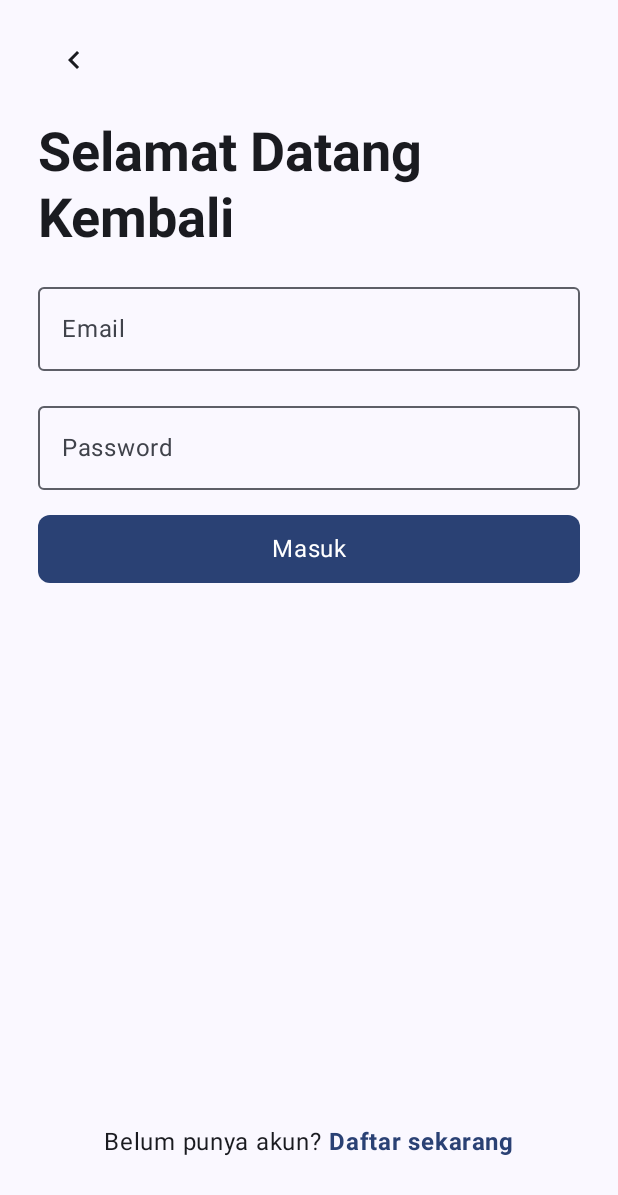
After one commit to Bangkit-Capstone-C23-PS455-Team/scantion-compose, an Android app built with Jetpack Compose: the composable Login shown on its own in the app's theme, on a phone screen of 412 x 824 dp. The commit adds this screen. Shown: the top 1195 px of the screen. Run offline under Robolectric (Android 15) with nearby library versions, the phone set to English and light mode, and no system bars; our stand-ins replace Dagger/Hilt's generated code, accompanist.

Commit message:
add log reg ui

```diff
--- /dev/null
+++ b/app/src/main/java/com/whyaji/scantion/screen/Login.kt
@@ -0,0 +1,139 @@
+package com.whyaji.scantion.screen
+
+import androidx.compose.foundation.clickable
+import androidx.compose.foundation.layout.Arrangement
+import androidx.compose.foundation.layout.Column
+import androidx.compose.foundation.layout.Row
+import androidx.compose.foundation.layout.Spacer
+import androidx.compose.foundation.layout.fillMaxHeight
+import androidx.compose.foundation.layout.fillMaxSize
+import androidx.compose.foundation.layout.fillMaxWidth
+import androidx.compose.foundation.layout.height
+import androidx.compose.foundation.layout.padding
+import androidx.compose.material.icons.Icons
+import androidx.compose.material.icons.outlined.KeyboardArrowLeft
+import androidx.compose.material3.Button
+import androidx.compose.material3.ExperimentalMaterial3Api
+import androidx.compose.material3.Icon
+import androidx.compose.material3.IconButton
+import androidx.compose.material3.MaterialTheme
+import androidx.compose.material3.OutlinedTextField
+import androidx.compose.material3.Text
+import androidx.compose.runtime.Composable
+import androidx.compose.runtime.mutableStateOf
+import androidx.compose.runtime.saveable.rememberSaveable
+import androidx.compose.ui.Alignment
+import androidx.compose.ui.Modifier
+import androidx.compose.ui.res.stringResource
+import androidx.compose.ui.text.font.FontWeight
+import androidx.compose.ui.text.input.PasswordVisualTransformation
+import androidx.compose.ui.unit.dp
+import androidx.hilt.navigation.compose.hiltViewModel
+import androidx.navigation.NavHostController
+import com.whyaji.scantion.R
+import com.whyaji.scantion.navigation.Graph
+import com.whyaji.scantion.viewmodel.WalktrhoughViewModel
+import androidx.compose.runtime.getValue
+import androidx.compose.runtime.setValue
+import com.whyaji.scantion.navigation.AuthScreen
+import com.whyaji.scantion.ui.component.AuthSpacer
+
+@Composable
+fun Login(
+    navController: NavHostController,
+    walktrhoughViewModel: WalktrhoughViewModel = hiltViewModel()
+){
+    Column (modifier = Modifier
+        .fillMaxSize()
+        .padding(horizontal = 25.dp)){
+        TopSection(navController = navController)
+        ContentSection(navController = navController, walktrhoughViewModel)
+        BottomSection(navController = navController)
+    }
+}
+
+@Composable
+private fun BottomSection(navController: NavHostController) {
+    Row(
+        modifier = Modifier.fillMaxWidth(),
+        horizontalArrangement = Arrangement.Center
+    ) {
+        Text(text = "Belum punya akun? ")
+        Text(
+            text = "Daftar sekarang",
+            color = MaterialTheme.colorScheme.primary,
+            fontWeight = FontWeight.Bold,
+            modifier = Modifier
+                .clickable {
+                navController.navigate(AuthScreen.Register.route)
+        })
+    }
+}
+
+@Composable
+private fun TopSection(navController: NavHostController){
+    Row(
+        modifier = Modifier
+            .fillMaxWidth()
+            .height(80.dp),
+        verticalAlignment = Alignment.CenterVertically
+    ) {
+        IconButton(
+            onClick = {
+                navController.popBackStack()
+            }
+        ) {
+            Icon(
+                imageVector = Icons.Outlined.KeyboardArrowLeft, contentDescription = "back"
+            )
+        }
+    }
+}
+
+@OptIn(ExperimentalMaterial3Api::class)
+@Composable
+private fun ContentSection(navController: NavHostController, walktrhoughViewModel: WalktrhoughViewModel) {
+    var emailText by rememberSaveable { mutableStateOf("") }
+    var passwordText by rememberSaveable { mutableStateOf("") }
+    Column(modifier = Modifier
+        .fillMaxHeight(0.9f)
+        .fillMaxWidth()) {
+        Text(
+            text = "Selamat Datang Kembali",
+            style = MaterialTheme.typography.displaySmall,
+            fontWeight = FontWeight.Bold
+        )
+        AuthSpacer()
+        OutlinedTextField(
+            modifier = Modifier.fillMaxWidth(),
+            value = emailText,
+            onValueChange = { emailText = it },
+            label = { Text("Email") }
+        )
+        AuthSpacer()
+        OutlinedTextField(
+            modifier = Modifier.fillMaxWidth(),
+            value = passwordText,
+            onValueChange = { passwordText = it },
+            visualTransformation = PasswordVisualTransformation(),
+            label = { Text("Password") }
+        )
+        AuthSpacer()
+        Button(
+            modifier = Modifier.fillMaxWidth(),
+            shape = MaterialTheme.shapes.medium,
+            onClick = {
+                walktrhoughViewModel.saveOnBoardingState(completed = true)
+                navController.navigate(Graph.HOME) {
+                    popUpTo(Graph.AUTHENTICATION) {inclusive = true}
+                }
+            }
+        ) {
+            Text(
+                text = stringResource(id = R.string.login_text),
+                style = MaterialTheme.typography.bodyLarge,
+                modifier = Modifier.padding(5.dp)
+            )
+        }
+    }
+}
--- /dev/null
+++ b/app/src/main/java/com/whyaji/scantion/ui/component/AuthSpacer.kt
@@ -0,0 +1,12 @@
+package com.whyaji.scantion.ui.component
+
+import androidx.compose.foundation.layout.Spacer
+import androidx.compose.foundation.layout.height
+import androidx.compose.runtime.Composable
+import androidx.compose.ui.Modifier
+import androidx.compose.ui.unit.dp
+
+@Composable
+fun AuthSpacer(){
+    Spacer(modifier = Modifier.height(15.dp))
+}
```
Also changed, not shown: app/src/main/java/com/whyaji/scantion/navigation/AuthNavGraph.kt (+10 -0 lines), app/src/main/java/com/whyaji/scantion/screen/Home.kt (+33 -5 lines), app/src/main/java/com/whyaji/scantion/screen/Register.kt (added, +152 -0 lines), app/src/main/java/com/whyaji/scantion/screen/Walktrhough.kt (+8 -8 lines).
